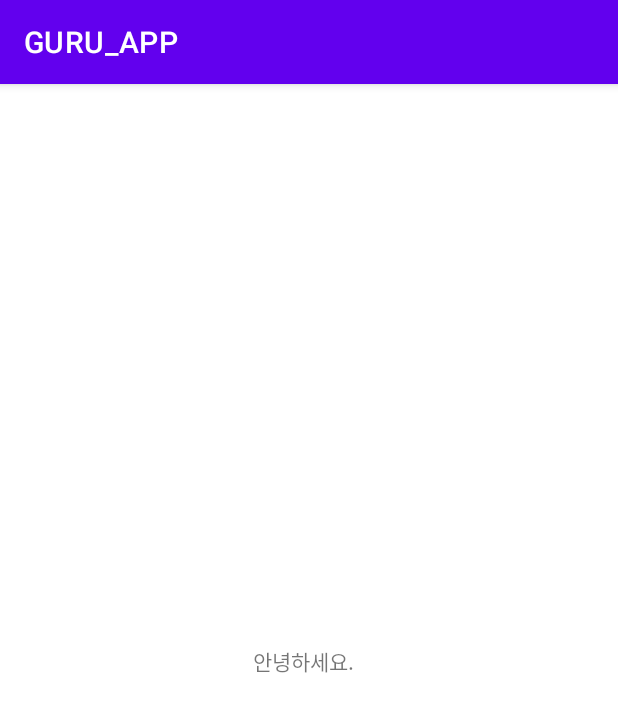
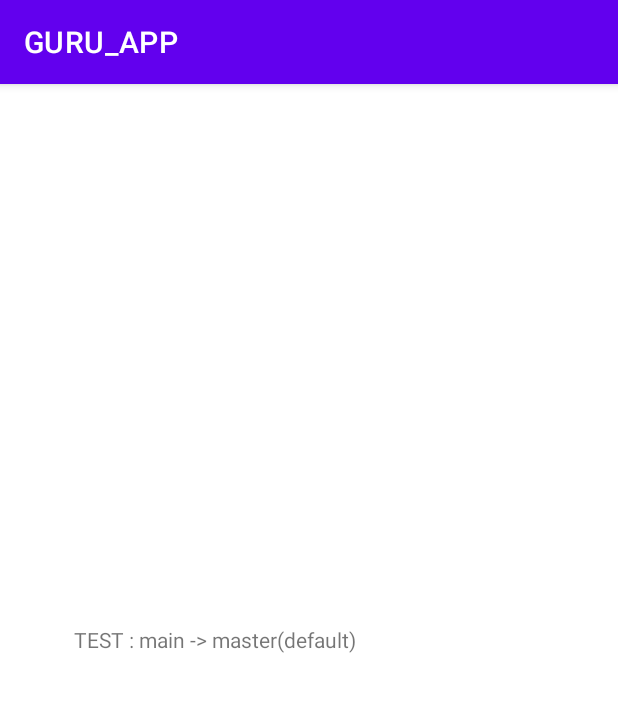
Before and after one commit to ella4719/guru_app_, an Android app: the screen it shows after launch (MainActivity), on a phone screen of 412 x 824 dp. Shown: the top 712 px of the screen. Run offline under Robolectric (Android 15) with nearby library versions, the phone set to English and light mode, and no system bars.

Commit message:
7.12 TEST4

```diff
--- a/app/src/main/res/layout/activity_main.xml
+++ b/app/src/main/res/layout/activity_main.xml
@@ -7,9 +7,9 @@
     tools:context=".MainActivity">
 
     <TextView
-        android:layout_width="75dp"
-        android:layout_height="20dp"
-        android:text="안녕하세요."
+        android:layout_width="314dp"
+        android:layout_height="47dp"
+        android:text="TEST : main -> master(default)"
         app:layout_constraintBottom_toBottomOf="parent"
         app:layout_constraintLeft_toLeftOf="parent"
         app:layout_constraintRight_toRightOf="parent"
```
